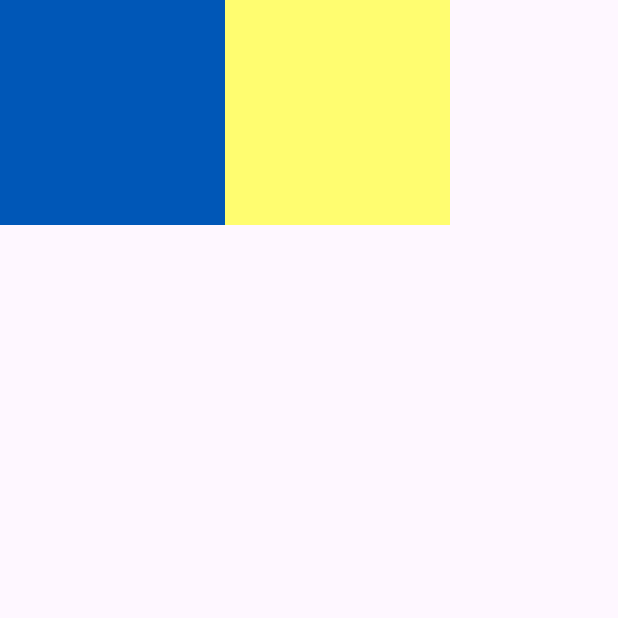
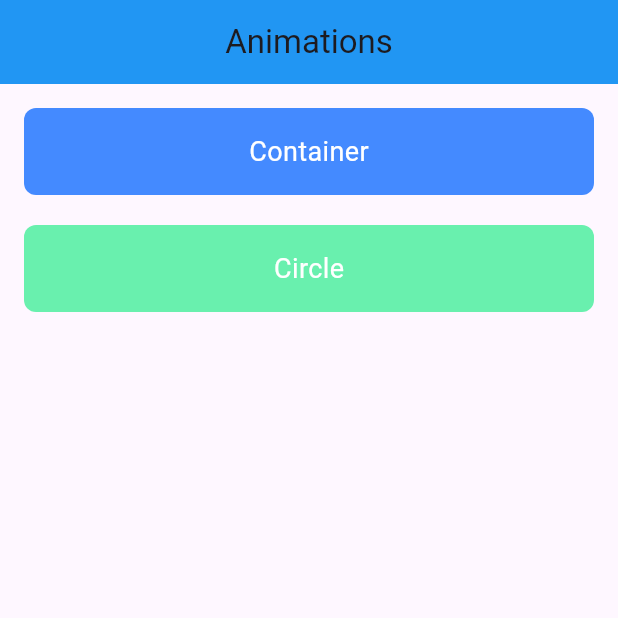
Before and after one commit to Usman-504/Animations, a Flutter app: the screen it shows after launch, on a phone screen of 412 x 824 dp, the top half of it. Run offline on Flutter 3.47's test engine with Material 3 defaults, Android fonts, the phone set to English and light mode, and no system bars.

```diff
--- a/lib/circle_screen.dart
+++ /dev/null
@@ -1,62 +0,0 @@
-import 'package:flutter/material.dart';
-enum CircleSide {left, right}
-extension ToPath on CircleSide {
-  Path toPath(Size size){
-    final path = Path();
-
-    late Offset offset;
-    late bool clockWise;
-
-    switch (this) {
-
-      case CircleSide.left:
-        path.moveTo(size.width, 0);
-        offset = Offset(0, size.height);
-        clockWise = false;
-      case CircleSide.right:
-        offset = Offset(0, size.height);
-        clockWise = true;
-    }
-    path.arcToPoint(offset,
-        radius: Radius.elliptical(size.width/2, size.height/2),
-    clockwise: clockWise);
-
-    path.close();
-    return path;
-  }
-}
-
-class HalfCircleClipper extends CustomClipper<Path>{
-  final CircleSide side;
-  const HalfCircleClipper({required this.side});
-  @override
-  Path getClip(Size size) => side.toPath(size);
-
-  @override
-  bool shouldReclip(covariant CustomClipper<Path> oldClipper) => true;
-
-}
-
-class CircleScreen extends StatelessWidget {
-  const CircleScreen({super.key});
-
-  @override
-  Widget build(BuildContext context) {
-    return Scaffold(
-      body: Row(
-        children: [
-          Container(
-            height: 150,
-            width: 150,
-            color: const Color(0XFF0057b7),
-          ),
-          Container(
-            height: 150,
-            width: 150,
-            color: const Color(0xfffffd70),
-          ),
-        ],
-      ),
-    );
-  }
-}
--- a/lib/main.dart
+++ b/lib/main.dart
@@ -1,5 +1,5 @@
-import 'package:animations/circle_screen.dart';
-import 'package:animations/home_screen.dart';
+import 'package:animations/example2.dart';
+import 'package:animations/example1.dart';
 import 'package:flutter/material.dart';
 
 void main() {
@@ -13,7 +13,78 @@ class MyApp extends StatelessWidget {
   Widget build(BuildContext context) {
     return const MaterialApp(
       debugShowCheckedModeBanner: false,
-      home: CircleScreen(),
+      home: MainScreen(),
     );
   }
 }
+
+
+
+class MainScreen extends StatelessWidget {
+  const MainScreen({super.key});
+
+  @override
+  Widget build(BuildContext context) {
+    return SafeArea(
+      child: Scaffold(
+        appBar: AppBar(title: const Text('Animations',),
+          centerTitle: true,
+          backgroundColor: Colors.blue,
+        ),
+        body: Padding(
+          padding: const EdgeInsets.all(16.0),
+          child: Column(
+            crossAxisAlignment: CrossAxisAlignment.start,
+            children: [
+              GestureDetector(
+                onTap: () {
+                  Navigator.push(
+                    context,
+                    MaterialPageRoute(builder: (context) => const Example1()),
+                  );
+                },
+                child: Container(
+                  width: double.infinity,
+                  padding: const EdgeInsets.all(16),
+                  decoration: BoxDecoration(
+                    color: Colors.blueAccent,
+                    borderRadius: BorderRadius.circular(8),
+                  ),
+                  child: const Center(
+                    child: Text(
+                      'Container',
+                      style: TextStyle(color: Colors.white, fontSize: 18),
+                    ),
+                  ),
+                ),
+              ),
+              const SizedBox(height: 20),
+              GestureDetector(
+                onTap: () {
+                  Navigator.push(
+                    context,
+                    MaterialPageRoute(builder: (context) => const Example2()),
+                  );
+                },
+                child: Container(
+                  width: double.infinity,
+                  padding: const EdgeInsets.all(16),
+                  decoration: BoxDecoration(
+                    color: Colors.greenAccent,
+                    borderRadius: BorderRadius.circular(8),
+                  ),
+                  child: const Center(
+                    child: Text(
+                      'Circle',
+                      style: TextStyle(color: Colors.white, fontSize: 18),
+                    ),
+                  ),
+                ),
+              ),
+            ],
+          ),
+        ),
+      ),
+    );
+  }
+}
```
Also changed, not shown: lib/example1.dart (renamed from lib/home_screen.dart, +4 -4 lines), lib/example2.dart (added, +189 -0 lines).
